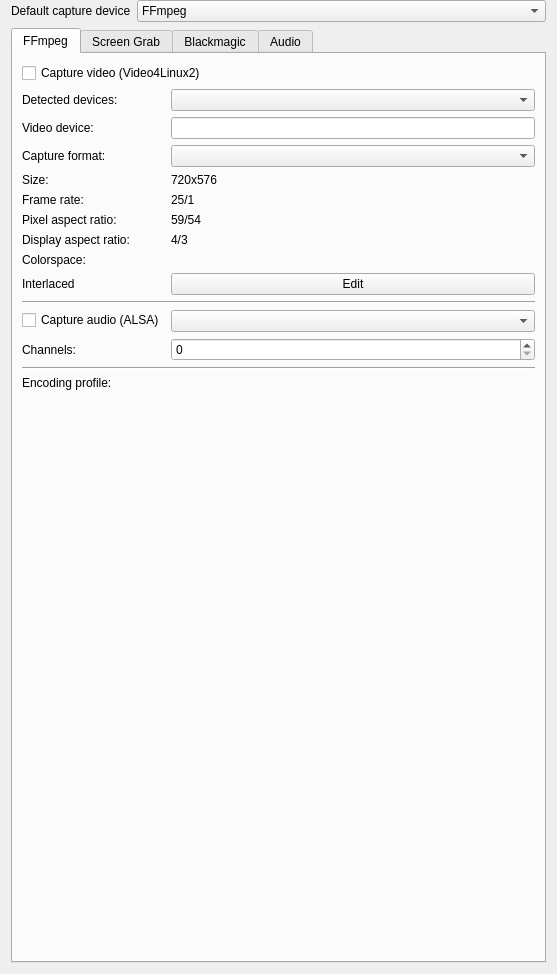
Above: src/ui/configcapture_ui.ui from KDE/kdenlive before the change. Below: the same form after it.
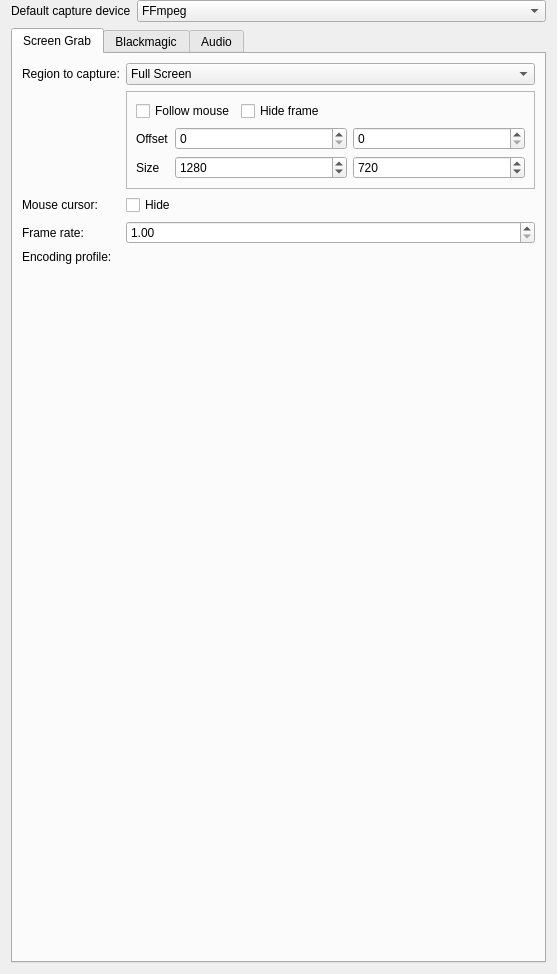
That is the form after the change. The open tabs and pages were chosen to show the change.

What changed in the file:
```diff
--- a/src/ui/configcapture_ui.ui
+++ b/src/ui/configcapture_ui.ui
@@ -56,208 +56,6 @@
      <property name="currentIndex">
       <number>3</number>
      </property>
-     <widget class="QWidget" name="ffmpeg_tab">
-      <attribute name="title">
-       <string>FFmpeg</string>
-      </attribute>
-      <layout class="QFormLayout" name="formLayout_4">
-       <item row="0" column="0" colspan="2">
-        <widget class="QCheckBox" name="kcfg_v4l_capturevideo">
-         <property name="text">
-          <string>Capture video (Video4Linux2)</string>
-         </property>
-        </widget>
-       </item>
-       <item row="1" column="0">
-        <widget class="QLabel" name="label_30">
-         <property name="text">
-          <string>Detected devices:</string>
-         </property>
-        </widget>
-       </item>
-       <item row="1" column="1">
-        <widget class="QComboBox" name="kcfg_detectedv4ldevices"/>
-       </item>
-       <item row="3" column="0">
-        <widget class="QLabel" name="label_14">
-         <property name="text">
-          <string>Video device:</string>
-         </property>
-        </widget>
-       </item>
-       <item row="3" column="1">
-        <widget class="QLineEdit" name="kcfg_video4vdevice">
-         <property name="text">
-          <string/>
-         </property>
-        </widget>
-       </item>
-       <item row="4" column="0">
-        <widget class="QLabel" name="label_9">
-         <property name="text">
-          <string>Capture format:</string>
-         </property>
-        </widget>
-       </item>
-       <item row="4" column="1">
-        <widget class="QComboBox" name="kcfg_v4l_format"/>
-       </item>
-       <item row="5" column="0">
-        <widget class="QLabel" name="label_6">
-         <property name="text">
-          <string>Size:</string>
-         </property>
-        </widget>
-       </item>
-       <item row="5" column="1">
-        <widget class="QLabel" name="p_size">
-         <property name="text">
-          <string>720x576</string>
-         </property>
-        </widget>
-       </item>
-       <item row="6" column="0">
-        <widget class="QLabel" name="label_4">
-         <property name="text">
-          <string>Frame rate:</string>
-         </property>
-        </widget>
-       </item>
-       <item row="6" column="1">
-        <widget class="QLabel" name="p_fps">
-         <property name="text">
-          <string>25/1</string>
-         </property>
-        </widget>
-       </item>
-       <item row="7" column="0">
-        <widget class="QLabel" name="label_23">
-         <property name="text">
-          <string>Pixel aspect ratio:</string>
-         </property>
-        </widget>
-       </item>
-       <item row="7" column="1">
-        <widget class="QLabel" name="p_aspect">
-         <property name="text">
-          <string>59/54</string>
-         </property>
-        </widget>
-       </item>
-       <item row="8" column="0">
-        <widget class="QLabel" name="label_31">
-         <property name="text">
-          <string>Display aspect ratio:</string>
-         </property>
-        </widget>
-       </item>
-       <item row="8" column="1">
-        <widget class="QLabel" name="p_display">
-         <property name="text">
-          <string>4/3</string>
-         </property>
-        </widget>
-       </item>
-       <item row="9" column="0">
-        <widget class="QLabel" name="label_32">
-         <property name="text">
-          <string>Colorspace:</string>
-         </property>
-        </widget>
-       </item>
-       <item row="9" column="1">
-        <widget class="QLabel" name="p_colorspace">
-         <property name="text">
-          <string/>
-         </property>
-        </widget>
-       </item>
-       <item row="10" column="0">
-        <widget class="QLabel" name="p_progressive">
-         <property name="text">
-          <string>Interlaced</string>
-         </property>
-        </widget>
-       </item>
-       <item row="10" column="1">
-        <widget class="QPushButton" name="config_v4l">
-         <property name="text">
-          <string>Edit</string>
-         </property>
-        </widget>
-       </item>
-       <item row="11" column="0" colspan="2">
-        <widget class="Line" name="line">
-         <property name="orientation">
-          <enum>Qt::Horizontal</enum>
-         </property>
-        </widget>
-       </item>
-       <item row="13" column="0">
-        <widget class="QCheckBox" name="kcfg_v4l_captureaudio">
-         <property name="text">
-          <string>Capture audio (ALSA)</string>
-         </property>
-        </widget>
-       </item>
-       <item row="13" column="1">
-        <widget class="QComboBox" name="kcfg_v4l_alsadevice">
-         <property name="sizePolicy">
-          <sizepolicy hsizetype="MinimumExpanding" vsizetype="Fixed">
-           <horstretch>0</horstretch>
-           <verstretch>0</verstretch>
-          </sizepolicy>
-         </property>
-        </widget>
-       </item>
-       <item row="14" column="0">
-        <widget class="QLabel" name="label_11">
-         <property name="text">
-          <string>Channels:</string>
-         </property>
-        </widget>
-       </item>
-       <item row="14" column="1">
-        <widget class="QSpinBox" name="kcfg_alsachannels"/>
-       </item>
-       <item row="15" column="0" colspan="2">
-        <widget class="Line" name="line_2">
-         <property name="orientation">
-          <enum>Qt::Horizontal</enum>
-         </property>
-        </widget>
-       </item>
-       <item row="16" column="0">
-        <widget class="QLabel" name="label_24">
-         <property name="sizePolicy">
-          <sizepolicy hsizetype="Maximum" vsizetype="Preferred">
-           <horstretch>0</horstretch>
-           <verstretch>0</verstretch>
-          </sizepolicy>
-         </property>
-         <property name="text">
-          <string>Encoding profile:</string>
-         </property>
-        </widget>
-       </item>
-       <item row="16" column="1">
-        <layout class="QHBoxLayout" name="v4l_profile_box"/>
-       </item>
-       <item row="17" column="1">
-        <spacer name="verticalSpacer">
-         <property name="orientation">
-          <enum>Qt::Vertical</enum>
-         </property>
-         <property name="sizeHint" stdset="0">
-          <size>
-           <width>20</width>
-           <height>40</height>
-          </size>
-         </property>
-        </spacer>
-       </item>
-      </layout>
-     </widget>
      <widget class="QWidget" name="screen_grab_tab">
       <attribute name="title">
        <string>Screen Grab</string>
```
Left out of the diff: 19 changed lines with no effect on the pictures.
